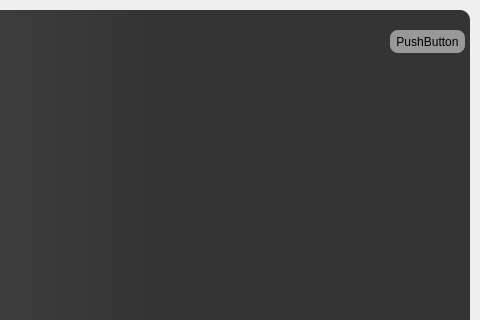
This is ui_main.ui in HSU-S21-CS232/P03-mc683 as Qt 5 draws it before an edit; both pictures show x 466 to 946 and y 0 to 320 of the 946 by 628 pixel window. The edited form follows.
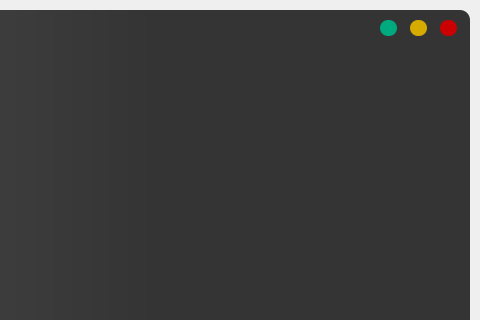
This is the edited form.

Commit message: Added three pushbuttons and assigned a color to each.

```diff
--- a/ui_main.ui
+++ b/ui_main.ui
@@ -157,24 +157,106 @@
             <widget class="QPushButton" name="btn_maximize">
              <property name="geometry">
               <rect>
-               <x>20</x>
-               <y>20</y>
-               <width>75</width>
-               <height>23</height>
+               <x>10</x>
+               <y>10</y>
+               <width>17</width>
+               <height>16</height>
               </rect>
              </property>
+             <property name="minimumSize">
+              <size>
+               <width>16</width>
+               <height>16</height>
+              </size>
+             </property>
+             <property name="maximumSize">
+              <size>
+               <width>17</width>
+               <height>17</height>
+              </size>
+             </property>
              <property name="styleSheet">
               <string notr="true">QPushButton {
 	border:none;
-	border-radius:8px;
-	background-color: rgb(152, 152, 152);
+	border-radius:8px;	
+	background-color: rgb(0, 170, 127);
 }
 QPushButton:hover {
 	background-color: rgb(142, 142, 142);
 }</string>
              </property>
              <property name="text">
-              <string>PushButton</string>
+              <string/>
+             </property>
+            </widget>
+            <widget class="QPushButton" name="btn_minimize">
+             <property name="geometry">
+              <rect>
+               <x>40</x>
+               <y>10</y>
+               <width>17</width>
+               <height>16</height>
+              </rect>
+             </property>
+             <property name="minimumSize">
+              <size>
+               <width>16</width>
+               <height>16</height>
+              </size>
+             </property>
+             <property name="maximumSize">
+              <size>
+               <width>17</width>
+               <height>17</height>
+              </size>
+             </property>
+             <property name="styleSheet">
+              <string notr="true">QPushButton {
+	border:none;
+	border-radius:8px;	
+	background-color: rgb(213, 171, 0);
+}
+QPushButton:hover {	
+	background-color: rgba(213, 171, 0, 150);
+}</string>
+             </property>
+             <property name="text">
+              <string/>
+             </property>
+            </widget>
+            <widget class="QPushButton" name="btn_close">
+             <property name="geometry">
+              <rect>
+               <x>70</x>
+               <y>10</y>
+               <width>17</width>
+               <height>16</height>
+              </rect>
+             </property>
+             <property name="minimumSize">
+              <size>
+               <width>16</width>
+               <height>16</height>
+              </size>
+             </property>
+             <property name="maximumSize">
+              <size>
+               <width>17</width>
+               <height>17</height>
+              </size>
+             </property>
+             <property name="styleSheet">
+              <string notr="true">QPushButton {
+	border:none;
+	border-radius:8px;	
+	background-color: rgb(203, 0, 0);
+}
+QPushButton:hover {	
+	background-color: rgba(203, 0, 0, 150);
+}</string>
+             </property>
+             <property name="text">
+              <string/>
              </property>
             </widget>
            </widget>
```
Left out of the diff: 4 changed lines with no effect on the pictures.
